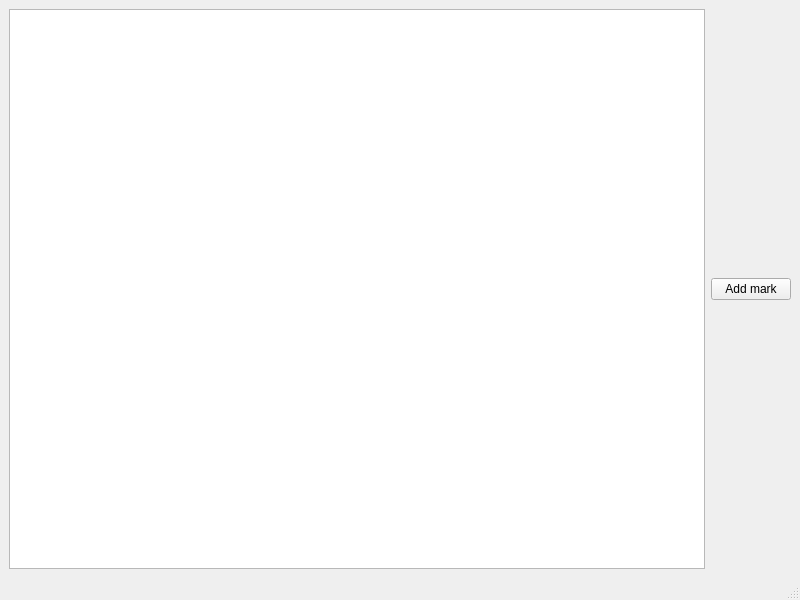
Before: the Qt Designer form mainwindow.ui in VadimZherko/marker, drawn with Qt 5.
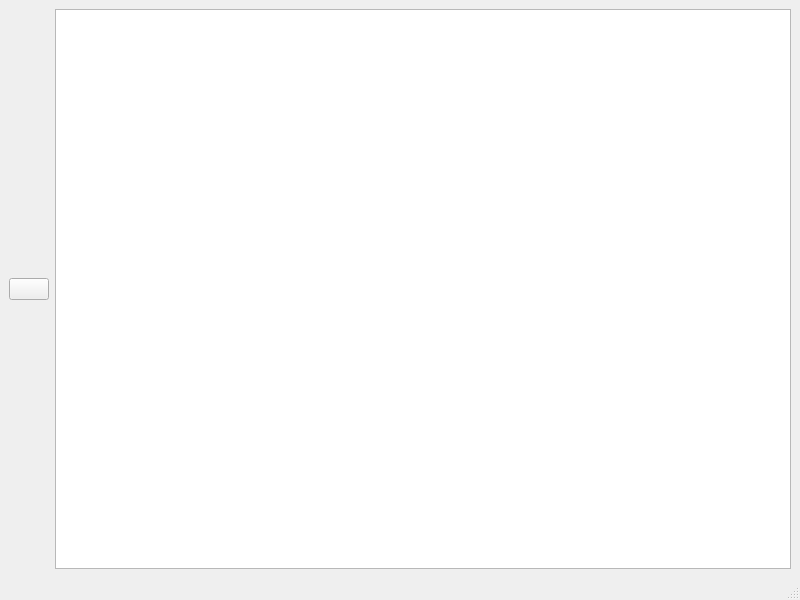
After: the same form once the commit is applied. Icons and pictures are not drawn.

```diff
--- a/mainwindow.ui
+++ b/mainwindow.ui
@@ -15,16 +15,20 @@
   </property>
   <widget class="QWidget" name="centralwidget">
    <layout class="QHBoxLayout" name="horizontalLayout">
-    <item>
-     <widget class="QGraphicsView" name="workArea"/>
-    </item>
     <item>
      <widget class="QPushButton" name="addMarkButton">
       <property name="text">
-       <string>Add mark</string>
+       <string/>
+      </property>
+      <property name="icon">
+       <iconset resource="img.qrc">
+        <normaloff>:/new/prefix1/img/plus-symbol-button.png</normaloff>:/new/prefix1/img/plus-symbol-button.png</iconset>
       </property>
      </widget>
     </item>
+    <item>
+     <widget class="QGraphicsView" name="workArea"/>
+    </item>
    </layout>
   </widget>
   <widget class="QMenuBar" name="menubar">
```
Left out of the diff: 4 changed lines with no effect on the pictures.
